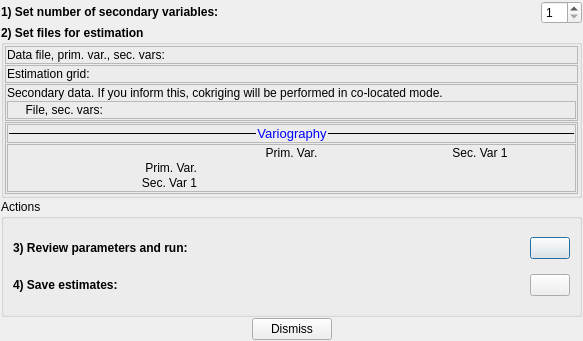
Before: the Qt Designer form dialogs/cokrigingdialog.ui in PauloCarvalhoRJ/gammaray, drawn with Qt 5.
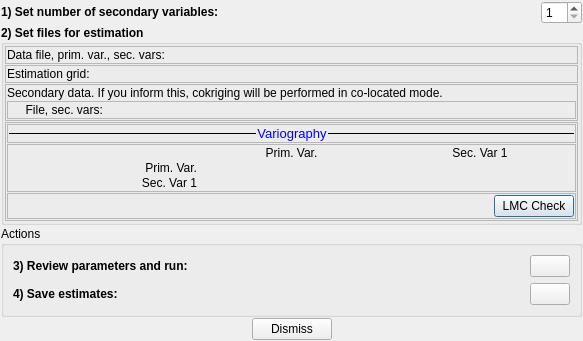
After: the same form once the commit is applied. Icons and pictures are not drawn.

Diff of the .ui file:
```diff
--- a/dialogs/cokrigingdialog.ui
+++ b/dialogs/cokrigingdialog.ui
@@ -469,6 +469,59 @@
            </layout>
           </widget>
          </item>
+         <item>
+          <widget class="QFrame" name="frame_2">
+           <property name="font">
+            <font>
+             <weight>50</weight>
+             <bold>false</bold>
+            </font>
+           </property>
+           <property name="frameShape">
+            <enum>QFrame::StyledPanel</enum>
+           </property>
+           <property name="frameShadow">
+            <enum>QFrame::Raised</enum>
+           </property>
+           <layout class="QHBoxLayout" name="horizontalLayout_7">
+            <property name="spacing">
+             <number>1</number>
+            </property>
+            <property name="leftMargin">
+             <number>1</number>
+            </property>
+            <property name="topMargin">
+             <number>1</number>
+            </property>
+            <property name="rightMargin">
+             <number>1</number>
+            </property>
+            <property name="bottomMargin">
+             <number>1</number>
+            </property>
+            <item>
+             <spacer name="horizontalSpacer_4">
+              <property name="orientation">
+               <enum>Qt::Horizontal</enum>
+              </property>
+              <property name="sizeHint" stdset="0">
+               <size>
+                <width>40</width>
+                <height>20</height>
+               </size>
+              </property>
+             </spacer>
+            </item>
+            <item>
+             <widget class="QPushButton" name="btnLMCCheck">
+              <property name="text">
+               <string>LMC Check</string>
+              </property>
+             </widget>
+            </item>
+           </layout>
+          </widget>
+         </item>
         </layout>
        </widget>
       </item>
```
Left out of the diff: 21 changed lines with no effect on the pictures.
